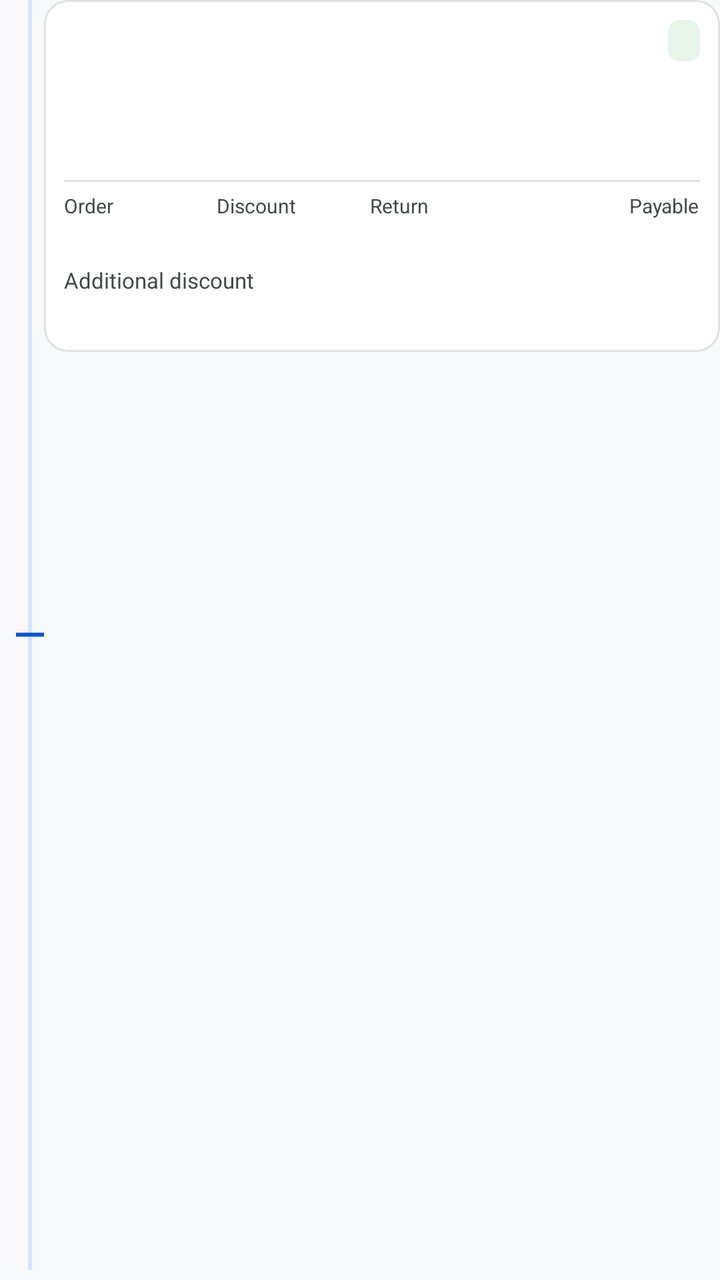
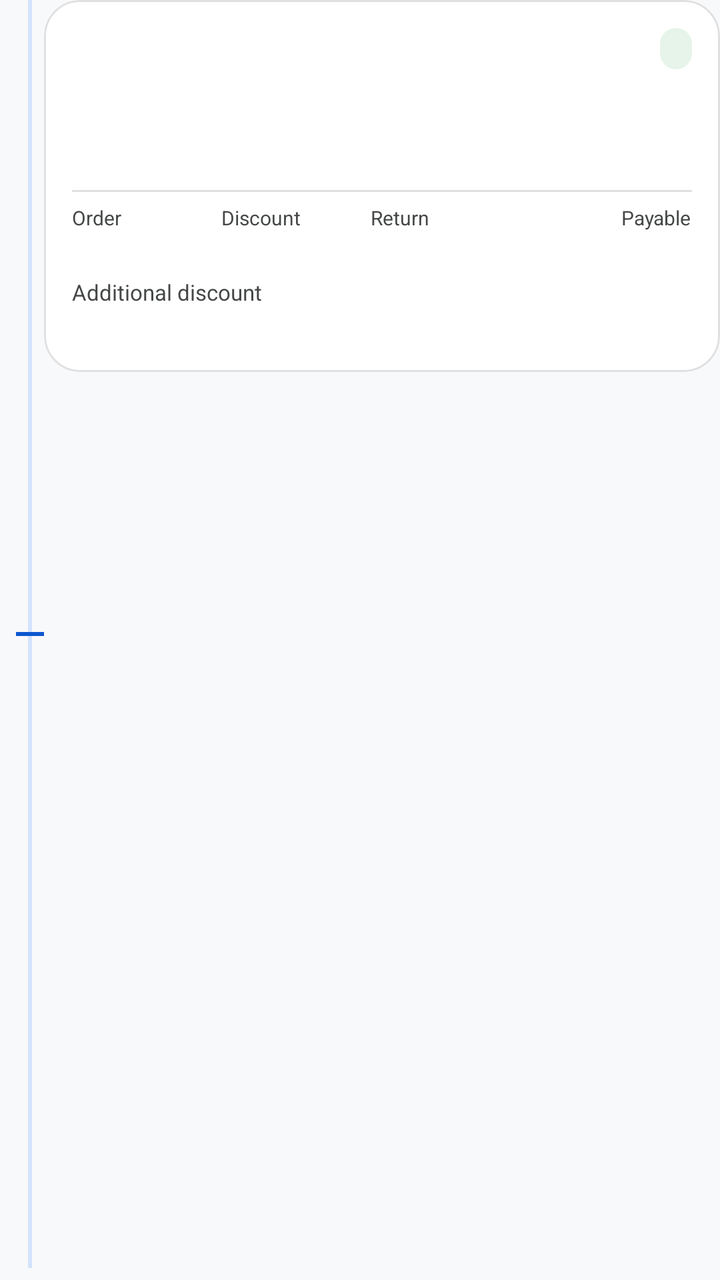

Before-and-after screenshots of an Android layout around one commit, followed by the original layout XML and the change that was made.
<!-- AndroidManifest.xml: application theme Theme.OrderPro -->
<!-- res/layout/item_sales_invoice.xml -->
<?xml version="1.0" encoding="utf-8"?>
<LinearLayout xmlns:android="http://schemas.android.com/apk/res/android"
    xmlns:app="http://schemas.android.com/apk/res-auto"
    android:layout_width="match_parent"
    android:layout_height="wrap_content"
    android:orientation="horizontal"
    android:paddingStart="8dp"
    android:paddingBottom="5dp">

    <FrameLayout
        android:layout_width="14dp"
        android:layout_height="match_parent"
        android:importantForAccessibility="no">

        <View
            android:layout_width="2dp"
            android:layout_height="match_parent"
            android:layout_gravity="center_horizontal"
            android:background="@color/google_blue_container" />

        <View
            android:layout_width="14dp"
            android:layout_height="2dp"
            android:layout_gravity="center_vertical|end"
            android:background="@color/google_blue" />
    </FrameLayout>

    <com.google.android.material.card.MaterialCardView
        android:layout_width="0dp"
        android:layout_height="wrap_content"
        android:layout_weight="1"
        app:cardBackgroundColor="@color/surface_light"
        app:cardCornerRadius="12dp"
        app:strokeColor="@color/outline_light"
        app:strokeWidth="1dp">

        <LinearLayout
            android:layout_width="match_parent"
            android:layout_height="wrap_content"
            android:orientation="vertical"
            android:padding="10dp">

            <LinearLayout
                android:layout_width="match_parent"
                android:layout_height="wrap_content"
                android:gravity="center_vertical"
                android:orientation="horizontal">

                <TextView
                    android:id="@+id/invoiceNumber"
                    android:layout_width="0dp"
                    android:layout_height="wrap_content"
                    android:layout_weight="1"
                    android:ellipsize="end"
                    android:maxLines="1"
                    android:textColor="@color/on_surface_light"
                    android:textSize="13sp"
                    android:textStyle="bold" />

                <TextView
                    android:id="@+id/invoiceStatus"
                    android:layout_width="wrap_content"
                    android:layout_height="wrap_content"
                    android:background="@drawable/shape_rounded_badge"
                    android:paddingHorizontal="8dp"
                    android:paddingVertical="3dp"
                    android:textColor="@color/google_blue"
                    android:textSize="11sp"
                    android:textStyle="bold" />
            </LinearLayout>

            <TextView
                android:id="@+id/salePointName"
                android:layout_width="match_parent"
                android:layout_height="wrap_content"
                android:layout_marginTop="4dp"
                android:ellipsize="end"
                android:maxLines="1"
                android:textColor="@color/on_surface_light"
                android:textSize="14sp"
                android:textStyle="bold" />

            <TextView
                android:id="@+id/invoiceMeta"
                android:layout_width="match_parent"
                android:layout_height="wrap_content"
                android:layout_marginTop="1dp"
                android:ellipsize="end"
                android:maxLines="1"
                android:textColor="@color/on_surface_variant_light"
                android:textSize="11sp" />

            <TextView
                android:id="@+id/invoiceAddress"
                android:layout_width="match_parent"
                android:layout_height="wrap_content"
                android:ellipsize="end"
                android:maxLines="1"
                android:textColor="@color/on_surface_variant_light"
                android:textSize="11sp" />

            <View
                android:layout_width="match_parent"
                android:layout_height="1dp"
                android:layout_marginTop="6dp"
                android:background="@color/outline_light" />

            <LinearLayout
                android:layout_width="match_parent"
                android:layout_height="wrap_content"
                android:layout_marginTop="5dp"
                android:orientation="horizontal">

                <LinearLayout
                    android:layout_width="0dp"
                    android:layout_height="wrap_content"
                    android:layout_weight="1"
                    android:orientation="vertical">

                    <TextView
                        android:layout_width="wrap_content"
                        android:layout_height="wrap_content"
                        android:text="Order"
                        android:textColor="@color/on_surface_variant_light"
                        android:textSize="10sp" />

                    <TextView
                        android:id="@+id/invoiceValueAmount"
                        android:layout_width="match_parent"
                        android:layout_height="wrap_content"
                        android:autoSizeMaxTextSize="13sp"
                        android:autoSizeMinTextSize="10sp"
                        android:autoSizeTextType="uniform"
                        android:maxLines="1"
                        android:textColor="@color/on_surface_light"
                        android:textSize="13sp"
                        android:textStyle="bold" />
                </LinearLayout>

                <LinearLayout
                    android:layout_width="0dp"
                    android:layout_height="wrap_content"
                    android:layout_weight="1"
                    android:orientation="vertical">

                    <TextView
                        android:layout_width="wrap_content"
                        android:layout_height="wrap_content"
                        android:text="Discount"
                        android:textColor="@color/on_surface_variant_light"
                        android:textSize="10sp" />

                    <TextView
                        android:id="@+id/invoiceDiscountAmount"
                        android:layout_width="match_parent"
                        android:layout_height="wrap_content"
                        android:autoSizeMaxTextSize="13sp"
                        android:autoSizeMinTextSize="10sp"
                        android:autoSizeTextType="uniform"
                        android:maxLines="1"
                        android:textColor="@color/on_surface_light"
                        android:textSize="13sp" />
                </LinearLayout>

                <LinearLayout
                    android:layout_width="0dp"
                    android:layout_height="wrap_content"
                    android:layout_weight="1"
                    android:orientation="vertical">

                    <TextView
                        android:layout_width="wrap_content"
                        android:layout_height="wrap_content"
                        android:text="Return"
                        android:textColor="@color/on_surface_variant_light"
                        android:textSize="10sp" />

                    <TextView
                        android:id="@+id/invoiceReturnAmount"
                        android:layout_width="match_parent"
                        android:layout_height="wrap_content"
                        android:autoSizeMaxTextSize="13sp"
                        android:autoSizeMinTextSize="10sp"
                        android:autoSizeTextType="uniform"
                        android:maxLines="1"
                        android:textColor="@color/on_surface_light"
                        android:textSize="13sp" />
                </LinearLayout>

                <LinearLayout
                    android:layout_width="0dp"
                    android:layout_height="wrap_content"
                    android:gravity="end"
                    android:layout_weight="1.15"
                    android:orientation="vertical">

                    <TextView
                        android:layout_width="wrap_content"
                        android:layout_height="wrap_content"
                        android:text="Payable"
                        android:textColor="@color/on_surface_variant_light"
                        android:textSize="10sp" />

                    <TextView
                        android:id="@+id/invoicePayableAmount"
                        android:layout_width="match_parent"
                        android:layout_height="wrap_content"
                        android:autoSizeMaxTextSize="14sp"
                        android:autoSizeMinTextSize="10sp"
                        android:autoSizeTextType="uniform"
                        android:gravity="end"
                        android:maxLines="1"
                        android:textColor="@color/google_blue"
                        android:textSize="14sp"
                        android:textStyle="bold" />
                </LinearLayout>
            </LinearLayout>

            <LinearLayout
                android:id="@+id/additionalDiscountRow"
                android:layout_width="match_parent"
                android:layout_height="wrap_content"
                android:gravity="center_vertical"
                android:orientation="horizontal"
                android:paddingTop="4dp">

                <TextView
                    android:layout_width="0dp"
                    android:layout_height="wrap_content"
                    android:layout_weight="1"
                    android:text="Additional discount"
                    android:textColor="@color/on_surface_variant_light"
                    android:textSize="11sp" />

                <TextView
                    android:id="@+id/invoiceAdditionalDiscountAmount"
                    android:layout_width="wrap_content"
                    android:layout_height="wrap_content"
                    android:textColor="@color/on_surface_light"
                    android:textSize="11sp" />
            </LinearLayout>

            <TextView
                android:id="@+id/brandTotals"
                android:layout_width="match_parent"
                android:layout_height="wrap_content"
                android:layout_marginTop="4dp"
                android:ellipsize="end"
                android:maxLines="1"
                android:textColor="@color/on_surface_variant_light"
                android:textSize="11sp" />
        </LinearLayout>
    </com.google.android.material.card.MaterialCardView>
</LinearLayout>
<!-- resources referenced by this layout -->
<resources>
  <color name="google_blue">#0B57D0</color>
  <color name="google_blue_container">#D3E3FD</color>
  <color name="on_surface_light">#1F1F1F</color>
  <color name="on_surface_variant_light">#444746</color>
  <color name="outline_light">#E0E0E0</color>
  <color name="surface_light">#FFFFFF</color>
  <!-- drawable shape_rounded_badge (drawable) -->
  <?xml version="1.0" encoding="utf-8"?>
  <shape xmlns:android="http://schemas.android.com/apk/res/android"
      android:shape="rectangle">
      <corners android:radius="6dp" />
      <solid android:color="@color/trend_positive_green_bg" />
  </shape>
  <style name="Theme.OrderPro" parent="Theme.Material3.DayNight.NoActionBar">
          <item name="colorPrimary">@color/google_blue</item>
          <item name="colorOnPrimary">@color/surface_light</item>
          <item name="colorPrimaryContainer">@color/google_blue_container</item>
          <item name="colorOnPrimaryContainer">@color/on_google_blue_container</item>
          <item name="android:colorBackground">@color/background_light</item>
          <item name="colorSurface">@color/surface_light</item>
          <item name="colorSurfaceVariant">@color/tonal_surface_light</item>
          <item name="colorOnSurface">@color/on_surface_light</item>
          <item name="colorOnSurfaceVariant">@color/on_surface_variant_light</item>
          <item name="colorOutline">@color/outline_light</item>
      </style>
  <color name="trend_positive_green_bg">#E6F4EA</color>
  <color name="on_google_blue_container">#041E49</color>
  <color name="background_light">#F8F9FA</color>
  <color name="tonal_surface_light">#F3F6FC</color>
</resources>

<!-- the commit's change to res/layout/item_sales_invoice.xml (unified diff, before → after) -->
@@ -5,7 +5,7 @@
     android:layout_height="wrap_content"
     android:orientation="horizontal"
     android:paddingStart="8dp"
-    android:paddingBottom="5dp">
+    android:paddingBottom="6dp">
 
     <FrameLayout
         android:layout_width="14dp"
@@ -30,7 +30,8 @@
         android:layout_height="wrap_content"
         android:layout_weight="1"
         app:cardBackgroundColor="@color/surface_light"
-        app:cardCornerRadius="12dp"
+        app:cardCornerRadius="@dimen/card_corner_radius_expressive"
+        app:cardElevation="0dp"
         app:strokeColor="@color/outline_light"
         app:strokeWidth="1dp">
 
@@ -38,7 +39,7 @@
             android:layout_width="match_parent"
             android:layout_height="wrap_content"
             android:orientation="vertical"
-            android:padding="10dp">
+            android:padding="@dimen/card_padding">
 
             <LinearLayout
                 android:layout_width="match_parent"
@@ -62,8 +63,10 @@
                     android:layout_width="wrap_content"
                     android:layout_height="wrap_content"
                     android:background="@drawable/shape_rounded_badge"
-                    android:paddingHorizontal="8dp"
-                    android:paddingVertical="3dp"
+                    android:ellipsize="end"
+                    android:maxLines="1"
+                    android:paddingHorizontal="@dimen/badge_padding_horizontal"
+                    android:paddingVertical="@dimen/badge_padding_vertical"
                     android:textColor="@color/google_blue"
                     android:textSize="11sp"
                     android:textStyle="bold" />
@@ -84,7 +87,7 @@
                 android:id="@+id/invoiceMeta"
                 android:layout_width="match_parent"
                 android:layout_height="wrap_content"
-                android:layout_marginTop="1dp"
+                android:layout_marginTop="2dp"
                 android:ellipsize="end"
                 android:maxLines="1"
                 android:textColor="@color/on_surface_variant_light"
@@ -105,10 +108,11 @@
                 android:layout_marginTop="6dp"
                 android:background="@color/outline_light" />
 
+            
             <LinearLayout
                 android:layout_width="match_parent"
                 android:layout_height="wrap_content"
-                android:layout_marginTop="5dp"
+                android:layout_marginTop="6dp"
                 android:orientation="horizontal">
 
                 <LinearLayout
<!-- resource entries referenced after the edit -->
@@ -6,11 +6,15 @@
   <color name="on_surface_variant_light">#444746</color>
   <color name="outline_light">#E0E0E0</color>
   <color name="surface_light">#FFFFFF</color>
+  <dimen name="badge_padding_horizontal">8dp</dimen>
+  <dimen name="badge_padding_vertical">3dp</dimen>
+  <dimen name="card_corner_radius_expressive">18dp</dimen>
+  <dimen name="card_padding">14dp</dimen>
   <!-- drawable shape_rounded_badge (drawable) -->
   <?xml version="1.0" encoding="utf-8"?>
   <shape xmlns:android="http://schemas.android.com/apk/res/android"
       android:shape="rectangle">
-      <corners android:radius="6dp" />
+      <corners android:radius="@dimen/badge_corner_radius" />
       <solid android:color="@color/trend_positive_green_bg" />
   </shape>
   <style name="Theme.OrderPro" parent="Theme.Material3.DayNight.NoActionBar">
@@ -24,10 +28,25 @@
           <item name="colorOnSurface">@color/on_surface_light</item>
           <item name="colorOnSurfaceVariant">@color/on_surface_variant_light</item>
           <item name="colorOutline">@color/outline_light</item>
+  
+          
+          <item name="shapeAppearanceCornerSmall">@style/ShapeAppearance.OrderPro.SmallComponent</item>
+          <item name="shapeAppearanceCornerMedium">@style/ShapeAppearance.OrderPro.MediumComponent</item>
+          <item name="shapeAppearanceCornerLarge">@style/ShapeAppearance.OrderPro.LargeComponent</item>
       </style>
+  <dimen name="badge_corner_radius">100dp</dimen>
   <color name="trend_positive_green_bg">#E6F4EA</color>
   <color name="on_google_blue_container">#041E49</color>
   <color name="background_light">#F8F9FA</color>
   <color name="tonal_surface_light">#F3F6FC</color>
+  <style name="ShapeAppearance.OrderPro.SmallComponent" parent="ShapeAppearance.Material3.Corner.Small">
+          <item name="cornerSize">10dp</item>
+      </style>
+  <style name="ShapeAppearance.OrderPro.MediumComponent" parent="ShapeAppearance.Material3.Corner.Medium">
+          <item name="cornerSize">18dp</item>
+      </style>
+  <style name="ShapeAppearance.OrderPro.LargeComponent" parent="ShapeAppearance.Material3.Corner.Large">
+          <item name="cornerSize">24dp</item>
+      </style>
 </resources>
 
